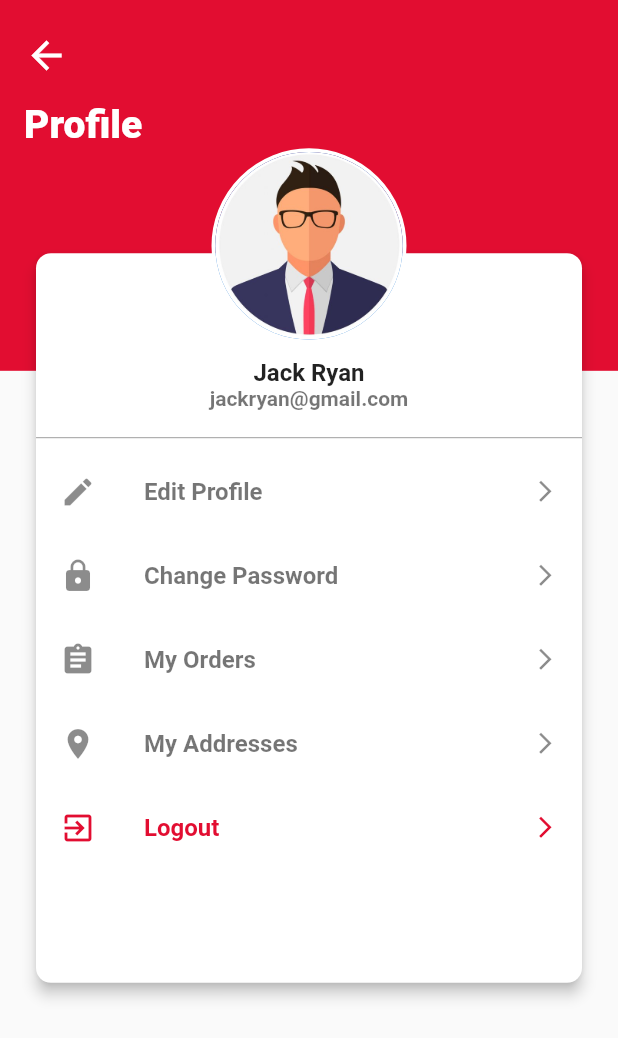
After one commit to uditp-entrust/flutter-poc-app, a Flutter app: the UserProfileScreen screen opened by its route, on a phone screen of 412 x 824 dp. The commit adds this screen. Shown: the top 1038 px of the screen. Run offline on Flutter 3.47's test engine with Material 2 defaults, Android fonts, the phone set to English and light mode, and no system bars; our stand-ins replace shared_preferences; accounts and stored records are empty.

Commit message:
Add user profile screen design

```diff
--- a/lib/constants.dart
+++ b/lib/constants.dart
@@ -7,3 +7,17 @@ final primaryButtonStyle =
     TextStyle(fontSize: 14, color: Colors.white, fontWeight: FontWeight.w500);
 
 Color primaryColor(BuildContext context) => Theme.of(context).primaryColor;
+Color errorColor(BuildContext context) => Theme.of(context).errorColor;
+
+double getScreenHeight(BuildContext context) =>
+    MediaQuery.of(context).size.height;
+
+double getScreenWidth(BuildContext context) =>
+    MediaQuery.of(context).size.width;
+
+double getStatusBarHeight(BuildContext context) =>
+    MediaQuery.of(context).padding.top;
+
+final screenMargin = 16.0;
+
+final appbarIconSize = 30.0;
--- a/lib/routes.dart
+++ b/lib/routes.dart
@@ -3,9 +3,11 @@ import 'package:hamstring_trainer_app/screen/forgot_password/forgot_password_scr
 
 import 'package:hamstring_trainer_app/screen/login/login_screen.dart';
 import 'package:hamstring_trainer_app/screen/signup/signup_screen.dart';
+import 'package:hamstring_trainer_app/screen/user_profile/user_profile_screen.dart';
 
 final Map<String, WidgetBuilder> routes = {
   LoginScreen.routeName: (context) => LoginScreen(),
   SignupScreen.routeName: (context) => SignupScreen(),
-  ForgotPasswordScreen.routeName: (context) => ForgotPasswordScreen()
+  ForgotPasswordScreen.routeName: (context) => ForgotPasswordScreen(),
+  UserProfileScreen.routeName: (context) => UserProfileScreen()
 };
--- a/lib/screen/forgot_password/widget/forgot_password_form.dart
+++ b/lib/screen/forgot_password/widget/forgot_password_form.dart
@@ -1,4 +1,5 @@
 import 'package:flutter/material.dart';
+import 'package:hamstring_trainer_app/screen/login/login_screen.dart';
 import 'package:hamstring_trainer_app/widget/custom_text_field.dart';
 import 'package:hamstring_trainer_app/widget/primary_button.dart';
 
@@ -26,6 +27,7 @@ class ForgotPasswordForm extends StatelessWidget {
         ),
         PrimaryButton(
           label: "Send Reset Password Link",
+          onTap: () => Navigator.of(context).pushNamed(LoginScreen.routeName),
         )
       ],
     );
--- a/lib/screen/login/widget/login_form.dart
+++ b/lib/screen/login/widget/login_form.dart
@@ -1,4 +1,5 @@
 import 'package:flutter/material.dart';
+import 'package:hamstring_trainer_app/screen/user_profile/user_profile_screen.dart';
 import 'package:hamstring_trainer_app/widget/custom_text_field.dart';
 import 'package:hamstring_trainer_app/widget/primary_button.dart';
 
@@ -31,6 +32,8 @@ class LoginForm extends StatelessWidget {
         ),
         PrimaryButton(
           label: "Login",
+          onTap: () =>
+              Navigator.of(context).pushNamed(UserProfileScreen.routeName),
         )
       ],
     );
--- a/lib/screen/signup/widget/signup_form.dart
+++ b/lib/screen/signup/widget/signup_form.dart
@@ -1,4 +1,5 @@
 import 'package:flutter/material.dart';
+import 'package:hamstring_trainer_app/screen/login/login_screen.dart';
 import 'package:hamstring_trainer_app/widget/custom_text_field.dart';
 import 'package:hamstring_trainer_app/widget/primary_button.dart';
 
@@ -49,6 +50,7 @@ class SignupForm extends StatelessWidget {
         ),
         PrimaryButton(
           label: "Signup",
+          onTap: () => Navigator.of(context).pushNamed(LoginScreen.routeName),
         )
       ],
     );
--- /dev/null
+++ b/lib/screen/user_profile/user_profile_screen.dart
@@ -0,0 +1,12 @@
+import 'package:flutter/material.dart';
+
+import 'package:hamstring_trainer_app/screen/user_profile/widget/user_profile_body.dart';
+
+class UserProfileScreen extends StatelessWidget {
+  static const routeName = '/user_profile';
+
+  @override
+  Widget build(BuildContext context) {
+    return Scaffold(body: UserProfileBody(userProfileContext: context));
+  }
+}
--- /dev/null
+++ b/lib/screen/user_profile/widget/menu_item.dart
@@ -0,0 +1,21 @@
+import 'package:flutter/material.dart';
+
+class MenuItem extends StatelessWidget {
+  final String label;
+  final void Function()? onTap;
+
+  MenuItem({required this.label, required this.onTap});
+
+  @override
+  Widget build(BuildContext context) {
+    return ListTile(
+      onTap: onTap,
+      leading: Icon(Icons.edit),
+      title: Text(
+        label,
+        style: TextStyle(color: Colors.black54, fontWeight: FontWeight.w700),
+      ),
+      trailing: Icon(Icons.arrow_forward_ios, size: 17),
+    );
+  }
+}
--- /dev/null
+++ b/lib/screen/user_profile/widget/profile_image.dart
@@ -0,0 +1,25 @@
+import 'package:flutter/material.dart';
+
+class ProfileImage extends StatelessWidget {
+  final double topPosition, leftPosition;
+
+  ProfileImage({required this.topPosition, required this.leftPosition});
+
+  @override
+  Widget build(BuildContext context) {
+    return Positioned(
+      top: topPosition,
+      left: leftPosition,
+      child: Container(
+        height: 130,
+        width: 130,
+        decoration: BoxDecoration(
+            border: Border.all(color: Colors.white, width: 2.5),
+            borderRadius: BorderRadius.circular(100)),
+        child: CircleAvatar(
+            radius: 40,
+            backgroundImage: AssetImage('assets/images/profile.jpg')),
+      ),
+    );
+  }
+}
--- /dev/null
+++ b/lib/screen/user_profile/widget/user_menu_list.dart
@@ -0,0 +1,118 @@
+import 'package:flutter/material.dart';
+import 'package:hamstring_trainer_app/constants.dart';
+import 'package:hamstring_trainer_app/screen/login/login_screen.dart';
+
+class UserMenuList extends StatelessWidget {
+  final double screenHeight, width, topPosition, leftPosition;
+
+  UserMenuList(
+      {required this.leftPosition,
+      required this.topPosition,
+      required this.screenHeight,
+      required this.width});
+
+  @override
+  Widget build(BuildContext context) {
+    return Positioned(
+      top: topPosition,
+      left: leftPosition,
+      child: Container(
+        height: screenHeight * 0.6,
+        width: width,
+        child: Card(
+          elevation: 4,
+          shape: RoundedRectangleBorder(
+            borderRadius: BorderRadius.circular(10),
+          ),
+          child: Column(
+            children: [
+              SizedBox(
+                height: 70,
+              ),
+              Container(
+                child: Text(
+                  'Jack Ryan',
+                  style: TextStyle(fontSize: 16, fontWeight: FontWeight.w600),
+                ),
+              ),
+              Container(
+                child: Text(
+                  'jackryan@gmail.com',
+                  style: TextStyle(
+                      fontWeight: FontWeight.w700, color: Colors.black54),
+                ),
+              ),
+              SizedBox(
+                height: 10,
+              ),
+              Divider(color: Colors.black38),
+              Column(
+                mainAxisAlignment: MainAxisAlignment.spaceBetween,
+                children: [
+                  ListTile(
+                    onTap: () {},
+                    leading: Icon(Icons.edit),
+                    title: Text(
+                      'Edit Profile',
+                      style: TextStyle(
+                          color: Colors.black54, fontWeight: FontWeight.w700),
+                    ),
+                    trailing: Icon(Icons.arrow_forward_ios, size: 17),
+                  ),
+                  ListTile(
+                    leading: Icon(Icons.lock),
+                    title: Text('Change Password',
+                        style: TextStyle(
+                            color: Colors.black54,
+                            fontWeight: FontWeight.w700)),
+                    trailing: Icon(Icons.arrow_forward_ios, size: 17),
+                    onTap: () => {},
+                  ),
+                  ListTile(
+                      onTap: () {},
+                      leading: Icon(Icons.assignment),
+                      title: Text('My Orders',
+                          style: TextStyle(
+                              color: Colors.black54,
+                              fontWeight: FontWeight.w700)),
+                      trailing: Icon(Icons.arrow_forward_ios, size: 17)),
+                  ListTile(
+                    onTap: () {},
+                    leading: Icon(Icons.place),
+                    title: Text('My Addresses',
+                        style: TextStyle(
+                            color: Colors.black54,
+                            fontWeight: FontWeight.w700)),
+                    trailing: Icon(
+                      Icons.arrow_forward_ios,
+                      size: 17,
+                    ),
+                  ),
+                  ListTile(
+                    onTap: () async {
+                      Navigator.of(context)
+                          .pushReplacementNamed(LoginScreen.routeName);
+                    },
+                    title: Text(
+                      'Logout',
+                      style: TextStyle(
+                          color: errorColor(context),
+                          fontWeight: FontWeight.w700),
+                    ),
+                    leading:
+                        Icon(Icons.exit_to_app, color: errorColor(context)),
+                    trailing: Icon(
+                      Icons.arrow_forward_ios,
+                      size: 17,
+                      color: errorColor(context),
+                    ),
+                  )
+                ],
+              )
+            ],
+          ),
+        ),
+      ),
+    );
+  }
+}
--- /dev/null
+++ b/lib/screen/user_profile/widget/user_profile_appbar.dart
@@ -0,0 +1,43 @@
+import 'package:flutter/material.dart';
+import 'package:hamstring_trainer_app/constants.dart';
+
+class UserProfileAppbar extends StatelessWidget {
+  @override
+  Widget build(BuildContext context) {
+    return Container(
+      height: 120,
+      child: Container(
+        margin: EdgeInsets.all(screenMargin),
+        child: Column(
+          crossAxisAlignment: CrossAxisAlignment.start,
+          mainAxisAlignment: MainAxisAlignment.spaceEvenly,
+          children: [
+            Row(
+              mainAxisAlignment: MainAxisAlignment.spaceBetween,
+              children: [
+                InkWell(
+                  onTap: () {},
+                  child: Icon(
+                    Icons.arrow_back,
+                    size: appbarIconSize,
+                    color: Colors.white,
+                  ),
+                ),
+              ],
+            ),
+            SizedBox(
+              height: 5,
+            ),
+            Text(
+              'Profile',
+              style: TextStyle(
+                  fontSize: 26,
+                  fontWeight: FontWeight.w800,
+                  color: Colors.white),
+            ),
+          ],
+        ),
+      ),
+    );
+  }
+}
--- /dev/null
+++ b/lib/screen/user_profile/widget/user_profile_body.dart
@@ -0,0 +1,52 @@
+import 'package:flutter/material.dart';
+import 'package:hamstring_trainer_app/constants.dart';
+import 'package:hamstring_trainer_app/screen/user_profile/widget/profile_image.dart';
+import 'package:hamstring_trainer_app/screen/user_profile/widget/user_menu_list.dart';
+import 'package:hamstring_trainer_app/screen/user_profile/widget/user_profile_appbar.dart';
+
+class UserProfileBody extends StatelessWidget {
+  final BuildContext userProfileContext;
+
+  UserProfileBody({required this.userProfileContext});
+
+  @override
+  Widget build(BuildContext context) {
+    double screenHeight = getScreenHeight(userProfileContext) -
+        getStatusBarHeight(userProfileContext);
+
+    return SafeArea(
+      child: Container(
+        child: Stack(
+          children: [
+            Column(children: [
+              Container(
+                height: screenHeight * 0.3,
+                color: primaryColor(context),
+              ),
+              Container(
+                height: screenHeight * 0.7,
+              ),
+            ]),
+            UserProfileAppbar(),
+            Stack(
+              children: [
+                UserMenuList(
+                    leftPosition: (MediaQuery.of(userProfileContext)
+                                .size
+                                .width /
+                            2) -
+                        (MediaQuery.of(userProfileContext).size.width - 40) / 2,
+                    topPosition: screenHeight * 0.2,
+                    screenHeight: screenHeight,
+                    width: getScreenWidth(userProfileContext) - 40),
+                ProfileImage(
+                    topPosition: screenHeight * 0.12,
+                    leftPosition: (getScreenWidth(userProfileContext) / 2) - 65)
+              ],
+            )
+          ],
+        ),
+      ),
+    );
+  }
+}
--- a/lib/widget/primary_button.dart
+++ b/lib/widget/primary_button.dart
@@ -3,17 +3,22 @@ import 'package:hamstring_trainer_app/constants.dart';
 
 class PrimaryButton extends StatelessWidget {
   final String label;
+  final void Function()? onTap;
 
-  PrimaryButton({this.label = ''});
+  PrimaryButton({this.label = '', required this.onTap});
 
   @override
   Widget build(BuildContext context) {
-    return Container(
-      height: 45,
-      decoration: BoxDecoration(
-          color: primaryColor(context), borderRadius: BorderRadius.circular(3)),
-      alignment: Alignment.center,
-      child: Text(label.toUpperCase(), style: primaryButtonStyle),
+    return InkWell(
+      onTap: onTap,
+      child: Container(
+        height: 45,
+        decoration: BoxDecoration(
+            color: primaryColor(context),
+            borderRadius: BorderRadius.circular(3)),
+        alignment: Alignment.center,
+        child: Text(label.toUpperCase(), style: primaryButtonStyle),
+      ),
     );
   }
 }
```
